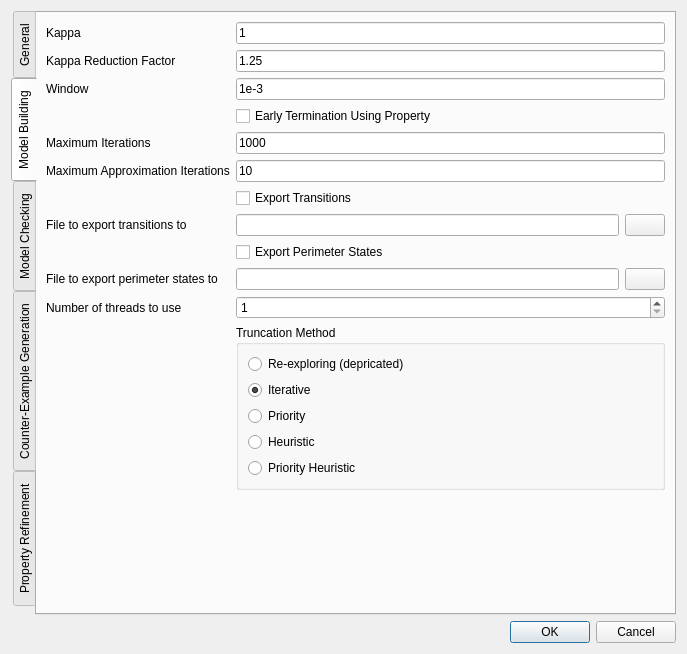
Qt form src/stamina/gui/ui/Preferences.ui (fluentverification/stamina-storm) before a commit.
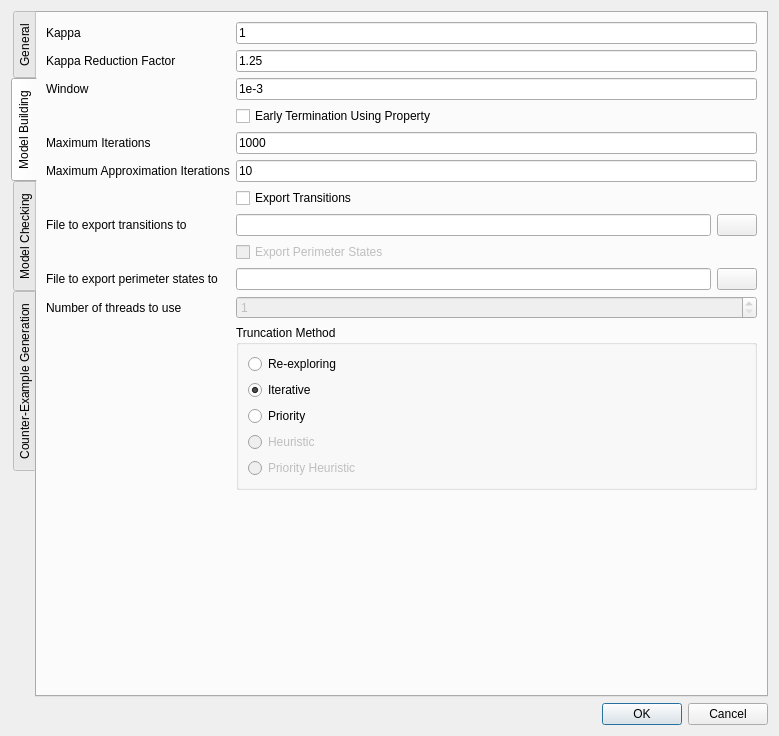
The same form after that commit. The open tabs and pages were chosen to show the change. Icons and pictures are not drawn. Custom widgets are drawn as their Qt base class.

Patch:
```diff
--- a/src/stamina/gui/ui/Preferences.ui
+++ b/src/stamina/gui/ui/Preferences.ui
@@ -6,8 +6,8 @@
    <rect>
     <x>0</x>
     <y>0</y>
-    <width>687</width>
-    <height>654</height>
+    <width>779</width>
+    <height>736</height>
    </rect>
   </property>
   <property name="windowTitle">
@@ -294,7 +294,11 @@
        <item row="15" column="1">
         <layout class="QHBoxLayout" name="horizontalLayout_2">
          <item>
-          <widget class="QLineEdit" name="lineEdit_6"/>
+          <widget class="QLineEdit" name="perimPath">
+           <property name="enabled">
+            <bool>true</bool>
+           </property>
+          </widget>
          </item>
          <item>
           <widget class="QPushButton" name="pushButton_2">
@@ -324,7 +328,7 @@
           <item>
            <widget class="QRadioButton" name="radioButton_5">
             <property name="text">
-             <string>Re-exploring (depricated)</string>
+             <string>Re-exploring</string>
             </property>
            </widget>
           </item>
@@ -346,14 +350,20 @@
            </widget>
           </item>
           <item>
-           <widget class="QRadioButton" name="radioButton_3">
+           <widget class="QRadioButton" name="heuristic">
+            <property name="enabled">
+             <bool>false</bool>
+            </property>
             <property name="text">
              <string>Heuristic</string>
             </property>
            </widget>
           </item>
           <item>
-           <widget class="QRadioButton" name="radioButton_4">
+           <widget class="QRadioButton" name="priorityHeuristic">
+            <property name="enabled">
+             <bool>false</bool>
+            </property>
             <property name="text">
              <string>Priority Heuristic</string>
             </property>
@@ -376,7 +386,10 @@
         </spacer>
        </item>
        <item row="14" column="1">
-        <widget class="QCheckBox" name="checkBox_3">
+        <widget class="QCheckBox" name="exportPerimeterStates">
+         <property name="enabled">
+          <bool>false</bool>
+         </property>
          <property name="text">
           <string>Export Perimeter States</string>
          </property>
@@ -384,6 +397,9 @@
        </item>
        <item row="16" column="1">
         <widget class="QSpinBox" name="numberThreads">
+         <property name="enabled">
+          <bool>false</bool>
+         </property>
          <property name="minimum">
           <number>1</number>
          </property>
@@ -528,11 +544,6 @@
        </item>
       </layout>
      </widget>
-     <widget class="QWidget" name="tab_5">
-      <attribute name="title">
-       <string>Property Refinement</string>
-      </attribute>
-     </widget>
     </widget>
    </item>
    <item>
```
Left out of the diff: 71 changed lines with no effect on the pictures.
